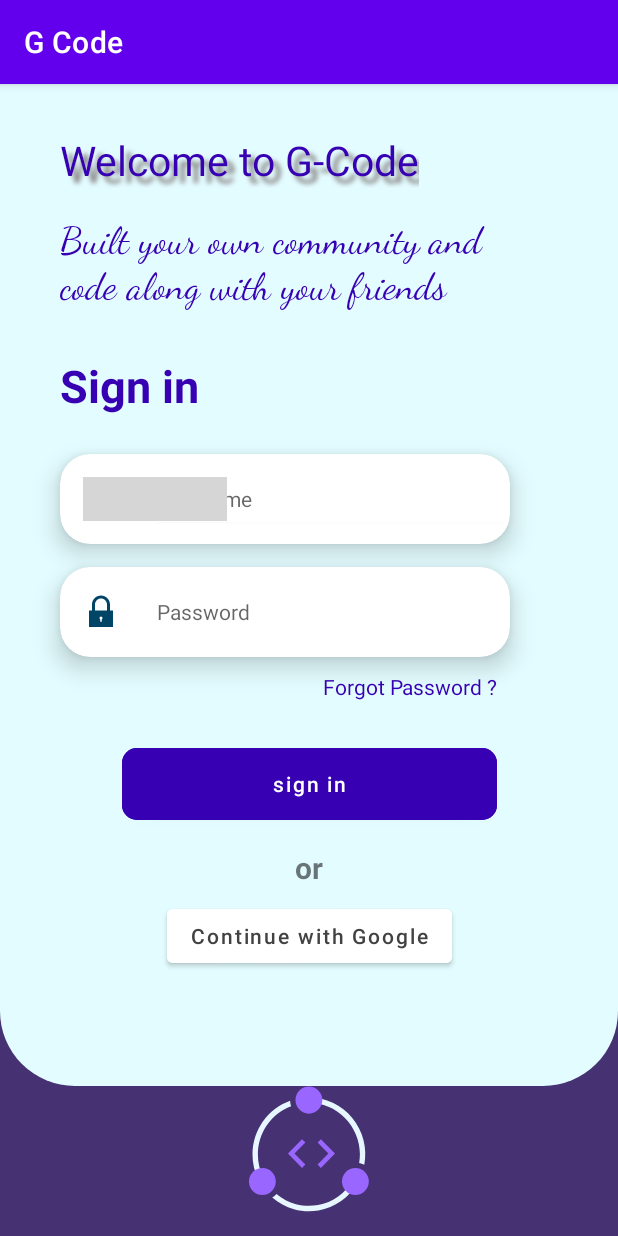
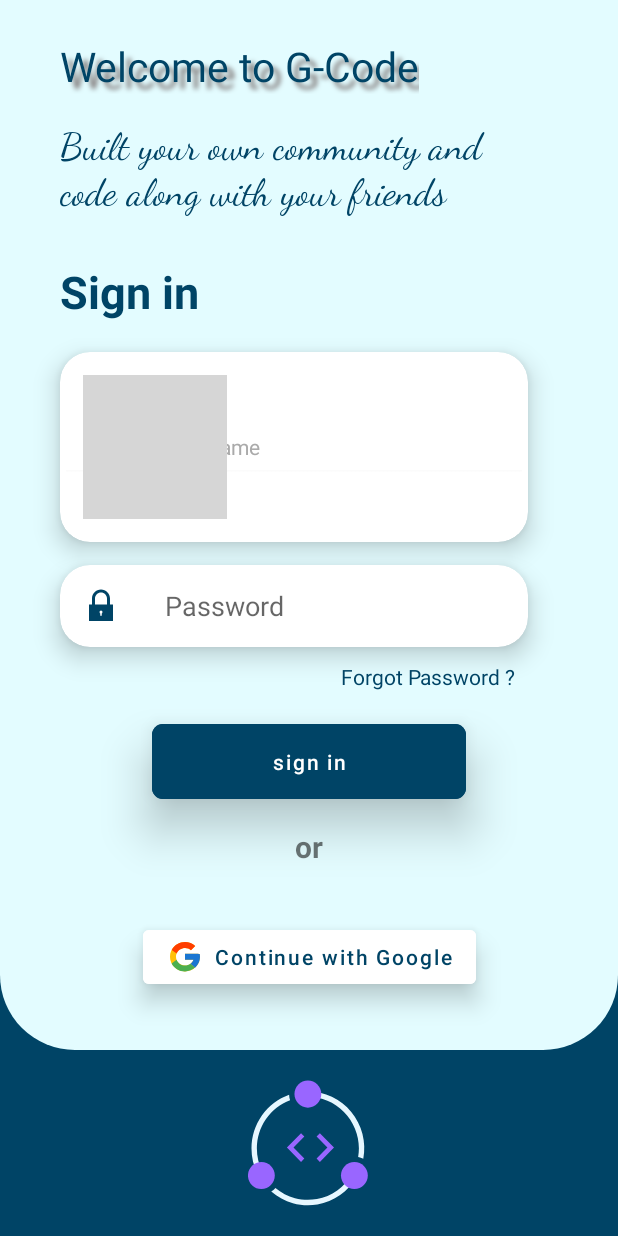
Before and after one commit to AppDevProzects/G-code, an Android app: the LoginActivity screen opened directly, with no data from a screen before it, on a phone screen of 412 x 824 dp. Run offline under Robolectric (Android 15) with nearby library versions, the phone set to English and light mode, and no system bars; Roboto replaces fonts that are not available here; grey boxes are pictures that could not be loaded.

Commit message:
login activity layout modified

```diff
--- a/app/src/main/AndroidManifest.xml
+++ b/app/src/main/AndroidManifest.xml
@@ -11,7 +11,8 @@
         android:theme="@style/Theme.GCode">
         <activity
             android:name=".LoginActivity"
-            android:exported="true" />
+            android:exported="true"
+            android:screenOrientation="portrait"/>
         <activity
             android:name=".MainActivity"
             android:exported="true">
--- a/app/src/main/res/drawable/google.xml
+++ b/app/src/main/res/drawable/google.xml
@@ -1,6 +1,6 @@
 <vector xmlns:android="http://schemas.android.com/apk/res/android"
-    android:width="44dp"
-    android:height="45dp"
+    android:width="24dp"
+    android:height="24dp"
     android:viewportWidth="44"
     android:viewportHeight="45">
   <path
--- a/app/src/main/res/layout/activity_login.xml
+++ b/app/src/main/res/layout/activity_login.xml
@@ -4,27 +4,29 @@
     xmlns:tools="http://schemas.android.com/tools"
     android:layout_width="match_parent"
     android:layout_height="match_parent"
-    android:background="#D21F0755"
+    android:background="@color/primary"
     tools:context=".LoginActivity">
 
-    <View
+    <androidx.constraintlayout.widget.ConstraintLayout
         android:id="@+id/view"
-        android:layout_width="wrap_content"
-        android:layout_height="wrap_content"
-        android:layout_marginBottom="200dp"
+        android:layout_width="0dp"
+        android:layout_height="0dp"
+        android:layout_marginBottom="20dp"
         android:background="@drawable/boundary"
         android:backgroundTint="#E3FCFF"
-        app:layout_constraintBottom_toBottomOf="parent"
+        app:layout_constraintBottom_toTopOf="@+id/imageView3"
         app:layout_constraintEnd_toEndOf="parent"
         app:layout_constraintStart_toStartOf="parent"
-        app:layout_constraintTop_toTopOf="parent" />
+        app:layout_constraintTop_toTopOf="parent">
+
 
         <androidx.cardview.widget.CardView
             android:id="@+id/cardView2"
-        android:layout_width="300dp"
-        android:layout_height="60dp"
+            android:layout_width="0dp"
+            android:layout_height="wrap_content"
             android:layout_marginStart="40dp"
             android:layout_marginTop="15dp"
+            android:layout_marginEnd="60dp"
             app:cardCornerRadius="20dp"
             app:cardElevation="10dp"
             app:layout_constraintEnd_toEndOf="parent"
@@ -41,7 +43,7 @@
 
             <EditText
                 android:id="@+id/passwordText"
-            android:layout_width="239dp"
+                android:layout_width="match_parent"
                 android:layout_height="wrap_content"
                 android:layout_gravity="right|center_vertical"
                 android:backgroundTint="#FFFFFF"
@@ -49,15 +51,16 @@
                 android:hint="Password"
                 android:inputType="textPersonName|textPassword"
                 android:minHeight="48dp"
-            android:textSize="14sp" />
+                android:paddingLeft="70dp" />
         </androidx.cardview.widget.CardView>
+
 
         <TextView
             android:id="@+id/textView"
             android:layout_width="wrap_content"
             android:layout_height="wrap_content"
             android:layout_marginStart="40dp"
-        android:layout_marginTop="32dp"
+            android:layout_marginTop="25dp"
             android:fontFamily="@font/alfa_slab_one"
             android:shadowColor="#807A7A"
             android:shadowDx="7"
@@ -101,10 +104,11 @@
 
         <androidx.cardview.widget.CardView
             android:id="@+id/cardView"
-        android:layout_width="300dp"
-        android:layout_height="60dp"
+            android:layout_width="0dp"
+            android:layout_height="wrap_content"
             android:layout_marginStart="40dp"
-        android:layout_marginTop="25dp"
+            android:layout_marginTop="20dp"
+            android:layout_marginEnd="60dp"
             app:cardCornerRadius="20dp"
             app:cardElevation="10dp"
             app:layout_constraintEnd_toEndOf="parent"
@@ -122,7 +126,7 @@
 
             <EditText
                 android:id="@+id/usernameText"
-            android:layout_width="239dp"
+                android:layout_width="match_parent"
                 android:layout_height="wrap_content"
                 android:layout_gravity="right|center_vertical"
                 android:backgroundTint="#FBFBFB"
@@ -131,6 +135,8 @@
                 android:hint="Username"
                 android:inputType="textPersonName"
                 android:minHeight="48dp"
+                android:paddingLeft="70dp"
+                android:textColorHint="@android:color/darker_gray"
                 android:textSize="14sp" />
         </androidx.cardview.widget.CardView>
 
@@ -148,14 +154,20 @@
 
         <Button
             android:id="@+id/SigninButton"
-        android:layout_width="250dp"
-        android:layout_height="60dp"
-        android:layout_marginTop="25dp"
+            android:layout_width="wrap_content"
+            android:layout_height="wrap_content"
+            android:layout_marginTop="16dp"
             android:backgroundTint="@color/primary"
+            android:elevation="20dp"
+            android:paddingLeft="80dp"
+            android:paddingTop="15dp"
+            android:paddingRight="80dp"
+            android:paddingBottom="15dp"
+            android:stateListAnimator="@android:animator/fade_out"
             android:text="sign in"
             android:textAllCaps="false"
             android:textColor="#FFFFFF"
-        app:cornerRadius="10dp"
+            app:cornerRadius="7dp"
             app:layout_constraintEnd_toEndOf="parent"
             app:layout_constraintStart_toStartOf="parent"
             app:layout_constraintTop_toBottomOf="@+id/ForgetPasswordButton" />
@@ -177,23 +189,31 @@
             android:layout_width="wrap_content"
             android:layout_height="wrap_content"
             android:layout_marginTop="8dp"
-        android:backgroundTint="#FFFFFF"
-        android:drawableStart="@drawable/google"
+            android:layout_marginBottom="10dp"
+            android:backgroundTint="@color/white"
+            android:drawableLeft="@drawable/google"
+            android:drawablePadding="10dp"
+            android:elevation="10dp"
+            android:stateListAnimator="@android:animator/fade_out"
             android:text="Continue with Google"
             android:textAllCaps="false"
-        android:textColor="@color/cardview_dark_background"
+            android:textColor="@color/primary"
+            app:layout_constraintBottom_toBottomOf="@+id/view"
             app:layout_constraintEnd_toEndOf="parent"
             app:layout_constraintStart_toStartOf="parent"
             app:layout_constraintTop_toBottomOf="@+id/textView6" />
+
+    </androidx.constraintlayout.widget.ConstraintLayout>
 
     <ImageView
         android:id="@+id/imageView3"
         android:layout_width="wrap_content"
         android:layout_height="wrap_content"
+        android:layout_marginBottom="4dp"
         app:layout_constraintBottom_toBottomOf="parent"
         app:layout_constraintEnd_toEndOf="parent"
+        app:layout_constraintHorizontal_bias="0.498"
         app:layout_constraintStart_toStartOf="parent"
-        app:layout_constraintTop_toBottomOf="@+id/view"
         app:srcCompat="@drawable/ic_gcode_1" />
 
 </androidx.constraintlayout.widget.ConstraintLayout>
--- a/app/src/main/res/values/colors.xml
+++ b/app/src/main/res/values/colors.xml
@@ -7,5 +7,5 @@
     <color name="teal_700">#FF018786</color>
     <color name="black">#FF000000</color>
     <color name="white">#FFFFFFFF</color>
-    <color name="primary">#FF3700B3</color>
+    <color name="primary">#004466</color>
 </resources>
--- a/app/src/main/res/values/themes.xml
+++ b/app/src/main/res/values/themes.xml
@@ -1,8 +1,8 @@
 <resources xmlns:tools="http://schemas.android.com/tools">
     <!-- Base application theme. -->
-    <style name="Theme.GCode" parent="Theme.MaterialComponents.DayNight.DarkActionBar">
+    <style name="Theme.GCode" parent="Theme.MaterialComponents.DayNight.NoActionBar">
         <!-- Primary brand color. -->
-        <item name="colorPrimary">@color/purple_500</item>
+        <item name="colorPrimary">@color/primary</item>
         <item name="colorPrimaryVariant">@color/purple_700</item>
         <item name="colorOnPrimary">@color/white</item>
         <!-- Secondary brand color. -->
```
Lines whose indentation alone changed are shown as unchanged.
